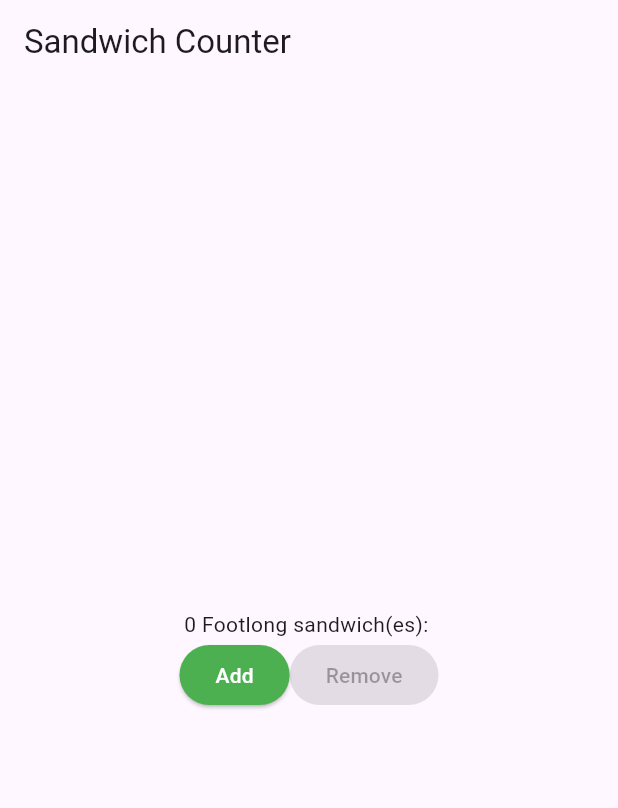
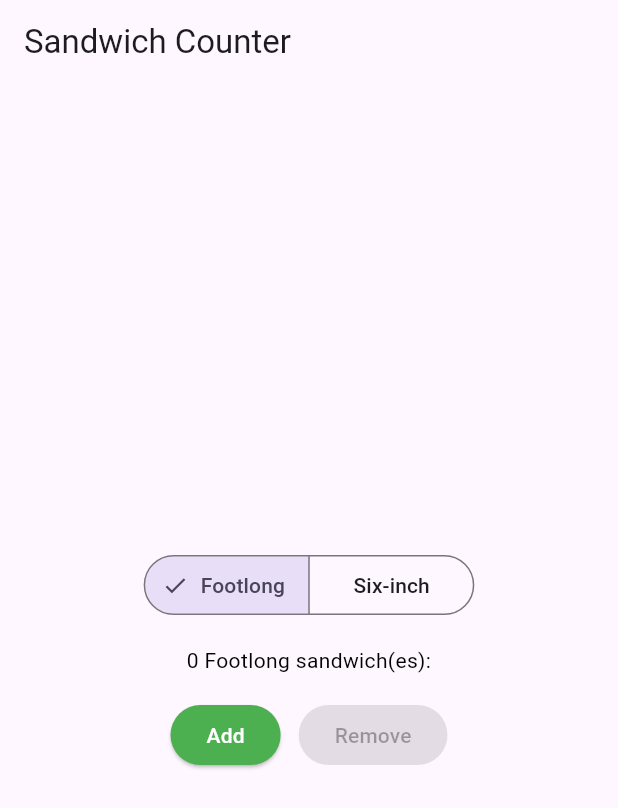
Before and after one commit to HLEBYSHEKXD/sandwich_shop, a Flutter app: the screen it shows after launch, on a phone screen of 412 x 824 dp. Shown: the top 808 px of the screen. Run offline on Flutter 3.47's test engine with Material 3 defaults, Android fonts, the phone set to English and light mode, and no system bars.

Commit message:
Add the SegmentedButton to choose the type of sandwich

```diff
--- a/lib/main.dart
+++ b/lib/main.dart
@@ -9,9 +9,10 @@ class App extends StatelessWidget {
 
   @override
   Widget build(BuildContext context) {
-    return const MaterialApp(
+    return MaterialApp(
       title: 'Sandwich Shop App',
-      home: OrderScreen(maxQuantity: 5),
+      theme: ThemeData(useMaterial3: true),
+      home: const OrderScreen(maxQuantity: 5),
     );
   }
 }
@@ -29,6 +30,7 @@ class OrderScreen extends StatefulWidget {
 
 class _OrderScreenState extends State<OrderScreen> {
   int _quantity = 0;
+  String _selectedSize = 'Footlong';
 
   void _increaseQuantity() {
     if (_quantity < widget.maxQuantity) {
@@ -56,10 +58,37 @@ class _OrderScreenState extends State<OrderScreen> {
         child: Column(
           mainAxisAlignment: MainAxisAlignment.center,
           children: <Widget>[
+            // SegmentedButton to pick Footlong or Six-inch
+            Padding(
+              padding: const EdgeInsets.symmetric(horizontal: 24.0),
+              child: Column(
+                children: [
+                  SegmentedButton<String>(
+                    segments: const <ButtonSegment<String>>[
+                      ButtonSegment(value: 'Footlong', label: Text('Footlong')),
+                      ButtonSegment(value: 'Six-inch', label: Text('Six-inch')),
+                    ],
+                    selected: <String>{_selectedSize},
+                    onSelectionChanged: (Set<String> newSelection) {
+                      setState(() {
+                        _selectedSize = newSelection.first;
+                      });
+                    },
+                  ),
+                ],
+              ),
+            ),
+
+            const SizedBox(height: 16),
+
+            // OrderItemDisplay without the blue container
             OrderItemDisplay(
               _quantity,
-              'Footlong',
+              _selectedSize,
             ),
+
+            const SizedBox(height: 16),
+
             Row(
               mainAxisAlignment: MainAxisAlignment.center,
               children: [
@@ -72,6 +101,7 @@ class _OrderScreenState extends State<OrderScreen> {
                   ),
                   child: const Text('Add'),
                 ),
+                const SizedBox(width: 12),
                 ElevatedButton(
                   onPressed: _quantity > 0 ? _decreaseQuantity : null,
                   style: ElevatedButton.styleFrom(
@@ -97,6 +127,10 @@ class OrderItemDisplay extends StatelessWidget {
 
   @override
   Widget build(BuildContext context) {
-    return Text('$quantity $itemType sandwich(es): ${'🥪' * quantity}');
+    return Text(
+      '$quantity $itemType sandwich(es): ${'🥪' * quantity}',
+      style: const TextStyle(color: Colors.black),
+      textAlign: TextAlign.center,
+    );
   }
 }
```
